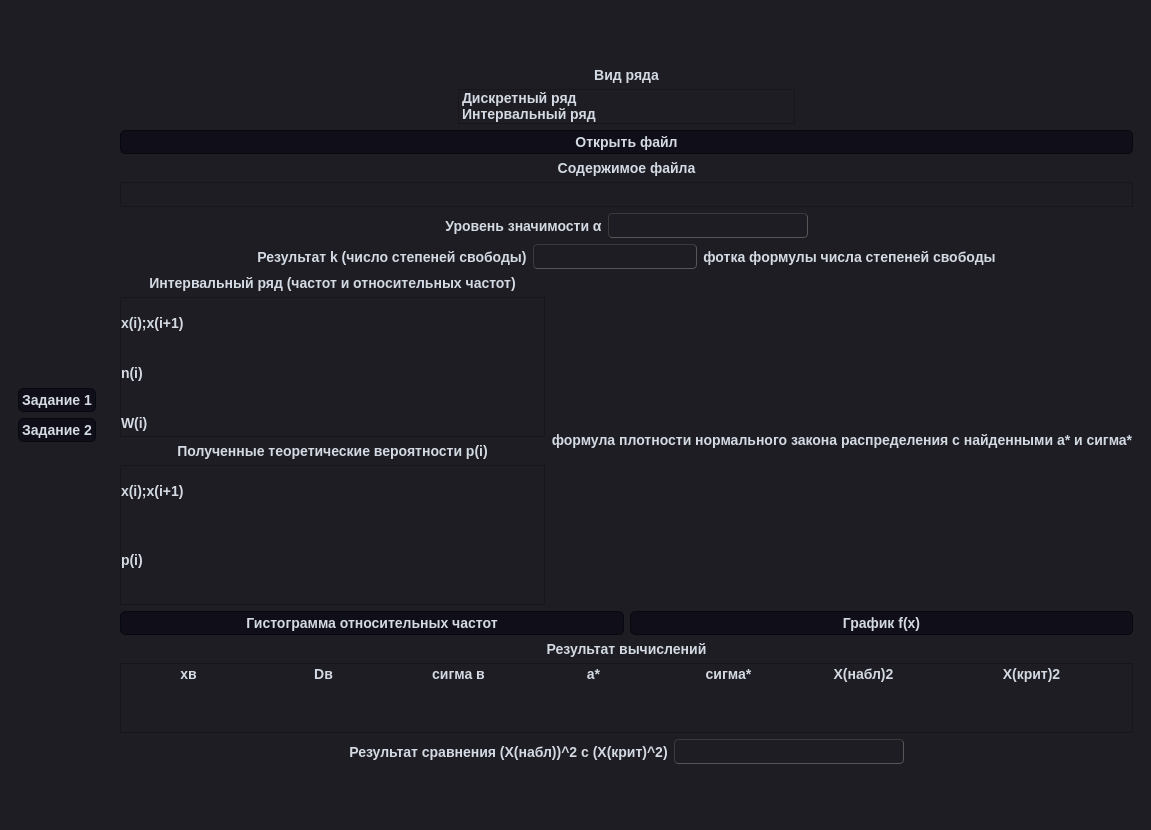
This is interface.ui in T-LORE/tv_lr6 as Qt 5 draws it before an edit. The edited form follows.
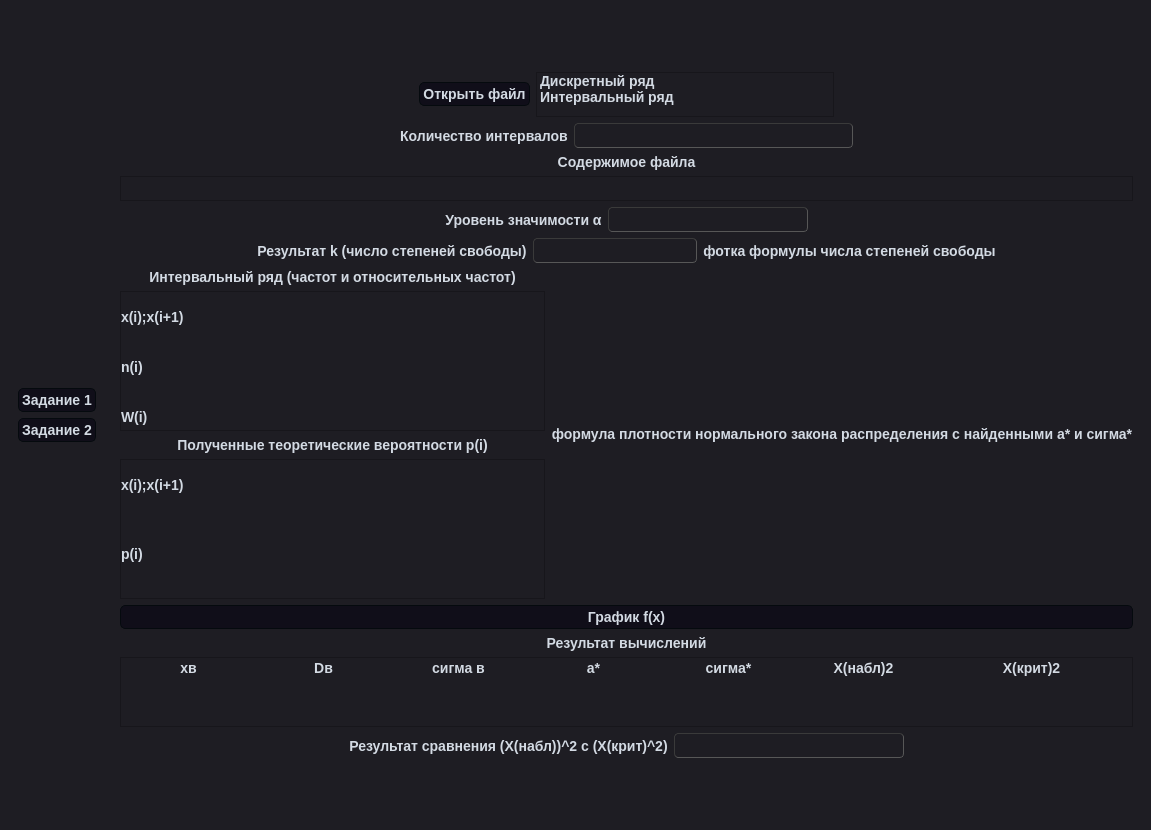
This is the edited form. The open tabs and pages were chosen to show the change.

Commit message: Добавлены поля для выбора ряда и сравнения хи наблюдаемого и хи еритического

The edit to the form file:
```diff
--- a/interface.ui
+++ b/interface.ui
@@ -842,7 +842,37 @@
       </widget>
       <widget class="QWidget" name="page_1">
        <layout class="QGridLayout" name="gridLayout_3">
-        <item row="3" column="0">
+        <item row="8" column="0">
+         <layout class="QHBoxLayout" name="horizontalLayout_16">
+          <property name="rightMargin">
+           <number>0</number>
+          </property>
+          <item>
+           <layout class="QHBoxLayout" name="horizontalLayout_42">
+            <item>
+             <widget class="QPushButton" name="distributionDensityBtn">
+              <property name="sizePolicy">
+               <sizepolicy hsizetype="Expanding" vsizetype="Fixed">
+                <horstretch>0</horstretch>
+                <verstretch>0</verstretch>
+               </sizepolicy>
+              </property>
+              <property name="maximumSize">
+               <size>
+                <width>16777215</width>
+                <height>16777215</height>
+               </size>
+              </property>
+              <property name="text">
+               <string>График f(x)</string>
+              </property>
+             </widget>
+            </item>
+           </layout>
+          </item>
+         </layout>
+        </item>
+        <item row="4" column="0">
          <layout class="QHBoxLayout" name="horizontalLayout_35">
           <property name="bottomMargin">
            <number>0</number>
@@ -911,7 +941,63 @@
         <item row="9" column="0">
          <layout class="QVBoxLayout" name="verticalLayout_19"/>
         </item>
-        <item row="4" column="0">
+        <item row="11" column="0">
+         <layout class="QHBoxLayout" name="horizontalLayout_43">
+          <property name="bottomMargin">
+           <number>0</number>
+          </property>
+          <item>
+           <spacer name="horizontalSpacer_64">
+            <property name="orientation">
+             <enum>Qt::Horizontal</enum>
+            </property>
+            <property name="sizeHint" stdset="0">
+             <size>
+              <width>40</width>
+              <height>20</height>
+             </size>
+            </property>
+           </spacer>
+          </item>
+          <item>
+           <widget class="QLabel" name="label_20">
+            <property name="text">
+             <string>Результат сравнения (X(набл))^2 с (Х(крит)^2)</string>
+            </property>
+            <property name="alignment">
+             <set>Qt::AlignCenter</set>
+            </property>
+           </widget>
+          </item>
+          <item>
+           <widget class="QLineEdit" name="lineCompare_1">
+            <property name="maximumSize">
+             <size>
+              <width>16777215</width>
+              <height>25</height>
+             </size>
+            </property>
+            <property name="alignment">
+             <set>Qt::AlignCenter</set>
+            </property>
+           </widget>
+          </item>
+          <item>
+           <spacer name="horizontalSpacer_63">
+            <property name="orientation">
+             <enum>Qt::Horizontal</enum>
+            </property>
+            <property name="sizeHint" stdset="0">
+             <size>
+              <width>40</width>
+              <height>20</height>
+             </size>
+            </property>
+           </spacer>
+          </item>
+         </layout>
+        </item>
+        <item row="5" column="0">
          <layout class="QVBoxLayout" name="verticalLayout_21">
           <item>
            <layout class="QHBoxLayout" name="horizontalLayout_31">
@@ -1155,55 +1241,6 @@
           </item>
          </layout>
         </item>
-        <item row="7" column="0">
-         <layout class="QHBoxLayout" name="horizontalLayout_16">
-          <property name="rightMargin">
-           <number>0</number>
-          </property>
-          <item>
-           <layout class="QHBoxLayout" name="horizontalLayout_42">
-            <item>
-             <widget class="QPushButton" name="relativeFrequenciesHistogramBtn">
-              <property name="sizePolicy">
-               <sizepolicy hsizetype="Expanding" vsizetype="Fixed">
-                <horstretch>0</horstretch>
-                <verstretch>0</verstretch>
-               </sizepolicy>
-              </property>
-              <property name="maximumSize">
-               <size>
-                <width>16777215</width>
-                <height>16777215</height>
-               </size>
-              </property>
-              <property name="text">
-               <string>Гистограмма относительных частот</string>
-              </property>
-             </widget>
-            </item>
-            <item>
-             <widget class="QPushButton" name="distributionDensityBtn">
-              <property name="sizePolicy">
-               <sizepolicy hsizetype="Expanding" vsizetype="Fixed">
-                <horstretch>0</horstretch>
-                <verstretch>0</verstretch>
-               </sizepolicy>
-              </property>
-              <property name="maximumSize">
-               <size>
-                <width>16777215</width>
-                <height>16777215</height>
-               </size>
-              </property>
-              <property name="text">
-               <string>График f(x)</string>
-              </property>
-             </widget>
-            </item>
-           </layout>
-          </item>
-         </layout>
-        </item>
         <item row="0" column="0">
          <spacer name="verticalSpacer_6">
           <property name="orientation">
@@ -1217,90 +1254,11 @@
           </property>
          </spacer>
         </item>
-        <item row="11" column="0">
-         <spacer name="verticalSpacer_5">
-          <property name="orientation">
-           <enum>Qt::Vertical</enum>
-          </property>
-          <property name="sizeHint" stdset="0">
-           <size>
-            <width>20</width>
-            <height>40</height>
-           </size>
-          </property>
-         </spacer>
-        </item>
-        <item row="10" column="0">
-         <layout class="QHBoxLayout" name="horizontalLayout_43">
-          <property name="bottomMargin">
-           <number>0</number>
-          </property>
-          <item>
-           <spacer name="horizontalSpacer_64">
-            <property name="orientation">
-             <enum>Qt::Horizontal</enum>
-            </property>
-            <property name="sizeHint" stdset="0">
-             <size>
-              <width>40</width>
-              <height>20</height>
-             </size>
-            </property>
-           </spacer>
-          </item>
-          <item>
-           <widget class="QLabel" name="label_20">
-            <property name="text">
-             <string>Результат сравнения (X(набл))^2 с (Х(крит)^2)</string>
-            </property>
-            <property name="alignment">
-             <set>Qt::AlignCenter</set>
-            </property>
-           </widget>
-          </item>
-          <item>
-           <widget class="QLineEdit" name="lineEdit">
-            <property name="maximumSize">
-             <size>
-              <width>16777215</width>
-              <height>25</height>
-             </size>
-            </property>
-            <property name="alignment">
-             <set>Qt::AlignCenter</set>
-            </property>
-           </widget>
-          </item>
-          <item>
-           <spacer name="horizontalSpacer_63">
-            <property name="orientation">
-             <enum>Qt::Horizontal</enum>
-            </property>
-            <property name="sizeHint" stdset="0">
-             <size>
-              <width>40</width>
-              <height>20</height>
-             </size>
-            </property>
-           </spacer>
-          </item>
-         </layout>
-        </item>
-        <item row="2" column="0">
+        <item row="3" column="0">
          <layout class="QVBoxLayout" name="verticalLayout_43">
           <property name="rightMargin">
            <number>0</number>
           </property>
-          <item>
-           <widget class="QLabel" name="label_19">
-            <property name="text">
-             <string>Вид ряда</string>
-            </property>
-            <property name="alignment">
-             <set>Qt::AlignCenter</set>
-            </property>
-           </widget>
-          </item>
           <item>
            <layout class="QHBoxLayout" name="horizontalLayout_12">
             <property name="topMargin">
@@ -1319,12 +1277,19 @@
               </property>
              </spacer>
             </item>
+            <item>
+             <widget class="QPushButton" name="openFileBtn_1">
+              <property name="text">
+               <string>Открыть файл</string>
+              </property>
+             </widget>
+            </item>
             <item>
              <widget class="QListWidget" name="listRowType_5">
               <property name="maximumSize">
                <size>
                 <width>16777215</width>
-                <height>35</height>
+                <height>45</height>
                </size>
               </property>
               <property name="verticalScrollBarPolicy">
@@ -1370,11 +1335,60 @@
            </layout>
           </item>
           <item>
-           <widget class="QPushButton" name="openFileBtn_1">
-            <property name="text">
-             <string>Открыть файл</string>
+           <layout class="QHBoxLayout" name="horizontalLayout_7">
+            <property name="topMargin">
+             <number>0</number>
             </property>
-           </widget>
+            <item>
+             <spacer name="horizontalSpacer_11">
+              <property name="orientation">
+               <enum>Qt::Horizontal</enum>
+              </property>
+              <property name="sizeHint" stdset="0">
+               <size>
+                <width>40</width>
+                <height>20</height>
+               </size>
+              </property>
+             </spacer>
+            </item>
+            <item>
+             <widget class="QLabel" name="label_4">
+              <property name="text">
+               <string>Количество интервалов</string>
+              </property>
+              <property name="alignment">
+               <set>Qt::AlignCenter</set>
+              </property>
+             </widget>
+            </item>
+            <item>
+             <widget class="QLineEdit" name="lineIntervalCount">
+              <property name="maximumSize">
+               <size>
+                <width>16777215</width>
+                <height>25</height>
+               </size>
+              </property>
+              <property name="alignment">
+               <set>Qt::AlignCenter</set>
+              </property>
+             </widget>
+            </item>
+            <item>
+             <spacer name="horizontalSpacer_12">
+              <property name="orientation">
+               <enum>Qt::Horizontal</enum>
+              </property>
+              <property name="sizeHint" stdset="0">
+               <size>
+                <width>40</width>
+                <height>20</height>
+               </size>
+              </property>
+             </spacer>
+            </item>
+           </layout>
           </item>
           <item>
            <widget class="QLabel" name="label_30">
@@ -1417,8 +1431,6 @@
 &lt;html&gt;&lt;head&gt;&lt;meta name=&quot;qrichtext&quot; content=&quot;1&quot; /&gt;&lt;meta charset=&quot;utf-8&quot; /&gt;&lt;style type=&quot;text/css&quot;&gt;
 p, li { white-space: pre-wrap; }
 hr { height: 1px; border-width: 0; }
-li.unchecked::marker { content: &quot;\2610&quot;; }
-li.checked::marker { content: &quot;\2612&quot;; }
 &lt;/style&gt;&lt;/head&gt;&lt;body style=&quot; font-family:'Arial','sans-serif'; font-size:14px; font-weight:700; font-style:normal;&quot;&gt;
 &lt;p style=&quot;-qt-paragraph-type:empty; margin-top:0px; margin-bottom:0px; margin-left:0px; margin-right:0px; -qt-block-indent:0; text-indent:0px;&quot;&gt;&lt;br /&gt;&lt;/p&gt;&lt;/body&gt;&lt;/html&gt;</string>
             </property>
@@ -1482,7 +1494,20 @@
           </item>
          </layout>
         </item>
-        <item row="8" column="0">
+        <item row="12" column="0">
+         <spacer name="verticalSpacer_5">
+          <property name="orientation">
+           <enum>Qt::Vertical</enum>
+          </property>
+          <property name="sizeHint" stdset="0">
+           <size>
+            <width>20</width>
+            <height>40</height>
+           </size>
+          </property>
+         </spacer>
+        </item>
+        <item row="9" column="0">
          <layout class="QVBoxLayout" name="verticalLayout_18">
           <property name="bottomMargin">
            <number>0</number>
```
Left out of the diff: 66 changed lines with no effect on the pictures.
